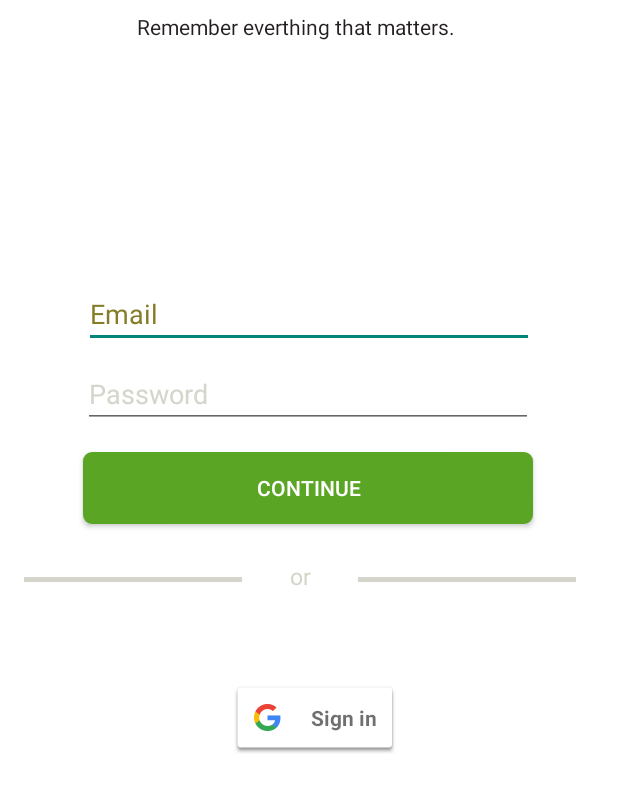
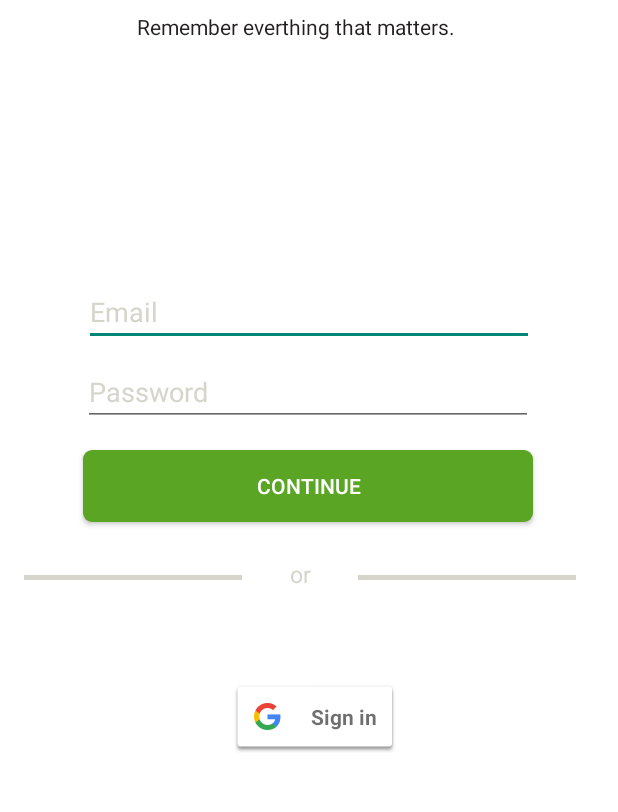
Before and after one commit to asadgondal581/Evernote, an Android app: the screen it shows after launch (HomeActivity), on a phone screen of 412 x 824 dp, the part 356-1168 px from its top. Run offline under Robolectric (Android 15) with nearby library versions, the phone set to English and light mode, and no system bars; our stand-ins replace Firebase (no records; nobody signed in at launch, a user with empty details on screens opened directly).

Commit message:
revert changes

```diff
--- a/app/src/main/res/layout/activity_home.xml
+++ b/app/src/main/res/layout/activity_home.xml
@@ -51,9 +51,9 @@
         android:id="@+id/email_edt_text"
         android:layout_width="300dp"
         android:layout_height="wrap_content"
-        android:layout_marginTop="159dp"
+        android:layout_marginTop="158dp"
         android:text="Email"
-        android:textColor="#857C27"
+        android:textColor="#D6D5CB"
         app:layout_constraintEnd_toEndOf="parent"
         app:layout_constraintStart_toStartOf="parent"
         app:layout_constraintTop_toBottomOf="@+id/textView" />
```
